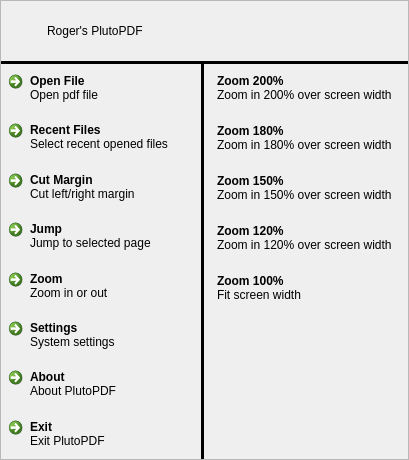
Before: the Qt Designer form src/pdf/PDFMenu.ui in jemyzhang/pluto-hades, drawn with Qt 5.
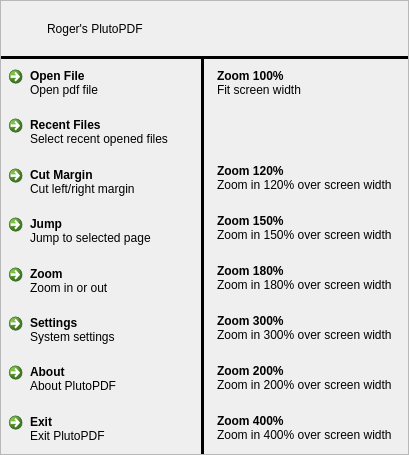
After: the same form once the commit is applied. The open tabs and pages were chosen to show the change. Icons and pictures are not drawn. Custom widgets are drawn as their Qt base class.

Diff of the .ui file:
```diff
--- a/src/pdf/PDFMenu.ui
+++ b/src/pdf/PDFMenu.ui
@@ -7,7 +7,7 @@
     <x>0</x>
     <y>0</y>
     <width>409</width>
-    <height>460</height>
+    <height>455</height>
    </rect>
   </property>
   <property name="styleSheet">
@@ -25,13 +25,13 @@
      <property name="minimumSize">
       <size>
        <width>0</width>
-       <height>460</height>
+       <height>455</height>
       </size>
      </property>
      <property name="maximumSize">
       <size>
        <width>16777215</width>
-       <height>460</height>
+       <height>455</height>
       </size>
      </property>
      <property name="styleSheet">
@@ -85,7 +85,7 @@
           <property name="minimumSize">
            <size>
             <width>0</width>
-            <height>60</height>
+            <height>55</height>
            </size>
           </property>
           <property name="text">
@@ -1051,118 +1051,6 @@
             <property name="margin">
              <number>0</number>
             </property>
-            <item>
-             <widget class="QCommandLinkButton" name="m2Zoom200">
-              <property name="minimumSize">
-               <size>
-                <width>200</width>
-                <height>50</height>
-               </size>
-              </property>
-              <property name="text">
-               <string>Zoom 200%</string>
-              </property>
-              <property name="iconSize">
-               <size>
-                <width>0</width>
-                <height>0</height>
-               </size>
-              </property>
-              <property name="autoDefault">
-               <bool>false</bool>
-              </property>
-              <property name="default">
-               <bool>false</bool>
-              </property>
-              <property name="description">
-               <string>Zoom in 200% over screen width</string>
-              </property>
-             </widget>
-            </item>
-            <item>
-             <widget class="QCommandLinkButton" name="m2Zoom180">
-              <property name="minimumSize">
-               <size>
-                <width>200</width>
-                <height>50</height>
-               </size>
-              </property>
-              <property name="text">
-               <string>Zoom 180%</string>
-              </property>
-              <property name="iconSize">
-               <size>
-                <width>0</width>
-                <height>0</height>
-               </size>
-              </property>
-              <property name="autoDefault">
-               <bool>false</bool>
-              </property>
-              <property name="default">
-               <bool>false</bool>
-              </property>
-              <property name="description">
-               <string>Zoom in 180% over screen width</string>
-              </property>
-             </widget>
-            </item>
-            <item>
-             <widget class="QCommandLinkButton" name="m2Zoom150">
-              <property name="minimumSize">
-               <size>
-                <width>200</width>
-                <height>50</height>
-               </size>
-              </property>
-              <property name="text">
-               <string>Zoom 150%</string>
-              </property>
-              <property name="iconSize">
-               <size>
-                <width>0</width>
-                <height>0</height>
-               </size>
-              </property>
-              <property name="autoDefault">
-               <bool>false</bool>
-              </property>
-              <property name="default">
-               <bool>false</bool>
-              </property>
-              <property name="description">
-               <string>Zoom in 150% over screen width</string>
-              </property>
-             </widget>
-            </item>
-            <item>
-             <widget class="QCommandLinkButton" name="m2Zoom120">
-              <property name="minimumSize">
-               <size>
-                <width>200</width>
-                <height>50</height>
-               </size>
-              </property>
-              <property name="text">
-               <string>Zoom 120%</string>
-              </property>
-              <property name="iconSize">
-               <size>
-                <width>0</width>
-                <height>0</height>
-               </size>
-              </property>
-              <property name="autoDefault">
-               <bool>false</bool>
-              </property>
-              <property name="default">
-               <bool>false</bool>
-              </property>
-              <property name="description">
-               <string>Zoom in 120% over screen width</string>
-              </property>
-             </widget>
-            </item>
             <item>
              <widget class="QCommandLinkButton" name="m2Zoom100">
               <property name="minimumSize">
@@ -1204,6 +1092,174 @@
               </property>
              </spacer>
             </item>
+            <item>
+             <widget class="QCommandLinkButton" name="m2Zoom120">
+              <property name="minimumSize">
+               <size>
+                <width>200</width>
+                <height>50</height>
+               </size>
+              </property>
+              <property name="text">
+               <string>Zoom 120%</string>
+              </property>
+              <property name="iconSize">
+               <size>
+                <width>0</width>
+                <height>0</height>
+               </size>
+              </property>
+              <property name="autoDefault">
+               <bool>false</bool>
+              </property>
+              <property name="default">
+               <bool>false</bool>
+              </property>
+              <property name="description">
+               <string>Zoom in 120% over screen width</string>
+              </property>
+             </widget>
+            </item>
+            <item>
+             <widget class="QCommandLinkButton" name="m2Zoom150">
+              <property name="minimumSize">
+               <size>
+                <width>200</width>
+                <height>50</height>
+               </size>
+              </property>
+              <property name="text">
+               <string>Zoom 150%</string>
+              </property>
+              <property name="iconSize">
+               <size>
+                <width>0</width>
+                <height>0</height>
+               </size>
+              </property>
+              <property name="autoDefault">
+               <bool>false</bool>
+              </property>
+              <property name="default">
+               <bool>false</bool>
+              </property>
+              <property name="description">
+               <string>Zoom in 150% over screen width</string>
+              </property>
+             </widget>
+            </item>
+            <item>
+             <widget class="QCommandLinkButton" name="m2Zoom180">
+              <property name="minimumSize">
+               <size>
+                <width>200</width>
+                <height>50</height>
+               </size>
+              </property>
+              <property name="text">
+               <string>Zoom 180%</string>
+              </property>
+              <property name="iconSize">
+               <size>
+                <width>0</width>
+                <height>0</height>
+               </size>
+              </property>
+              <property name="autoDefault">
+               <bool>false</bool>
+              </property>
+              <property name="default">
+               <bool>false</bool>
+              </property>
+              <property name="description">
+               <string>Zoom in 180% over screen width</string>
+              </property>
+             </widget>
+            </item>
+            <item>
+             <widget class="QCommandLinkButton" name="m2Zoom300">
+              <property name="minimumSize">
+               <size>
+                <width>200</width>
+                <height>50</height>
+               </size>
+              </property>
+              <property name="text">
+               <string>Zoom 300%</string>
+              </property>
+              <property name="iconSize">
+               <size>
+                <width>0</width>
+                <height>0</height>
+               </size>
+              </property>
+              <property name="autoDefault">
+               <bool>false</bool>
+              </property>
+              <property name="default">
+               <bool>false</bool>
+              </property>
+              <property name="description">
+               <string>Zoom in 300% over screen width</string>
+              </property>
+             </widget>
+            </item>
+            <item>
+             <widget class="QCommandLinkButton" name="m2Zoom200">
+              <property name="minimumSize">
+               <size>
+                <width>200</width>
+                <height>50</height>
+               </size>
+              </property>
+              <property name="text">
+               <string>Zoom 200%</string>
+              </property>
+              <property name="iconSize">
+               <size>
+                <width>0</width>
+                <height>0</height>
+               </size>
+              </property>
+              <property name="autoDefault">
+               <bool>false</bool>
+              </property>
+              <property name="default">
+               <bool>false</bool>
+              </property>
+              <property name="description">
+               <string>Zoom in 200% over screen width</string>
+              </property>
+             </widget>
+            </item>
+            <item>
+             <widget class="QCommandLinkButton" name="m2Zoom400">
+              <property name="minimumSize">
+               <size>
+                <width>200</width>
+                <height>50</height>
+               </size>
+              </property>
+              <property name="text">
+               <string>Zoom 400%</string>
+              </property>
+              <property name="iconSize">
+               <size>
+                <width>0</width>
+                <height>0</height>
+               </size>
+              </property>
+              <property name="autoDefault">
+               <bool>false</bool>
+              </property>
+              <property name="default">
+               <bool>false</bool>
+              </property>
+              <property name="description">
+               <string>Zoom in 400% over screen width</string>
+              </property>
+             </widget>
+            </item>
            </layout>
           </widget>
           <widget class="QWidget" name="settingsSubMenu">
```
Left out of the diff: 263 changed lines with no effect on the pictures.
